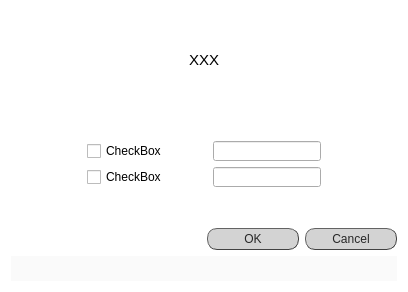
Above: src/gui/ui/prompt_ok_cancel_checkbox.ui from jsanchez679/morphoHeart_rev before the change. Below: the same form after it.
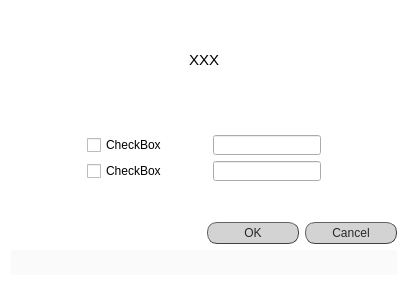
That is the form after the change.

Patch:
```diff
--- a/src/gui/ui/prompt_ok_cancel_checkbox.ui
+++ b/src/gui/ui/prompt_ok_cancel_checkbox.ui
@@ -7,7 +7,7 @@
     <x>0</x>
     <y>0</y>
     <width>408</width>
-    <height>292</height>
+    <height>286</height>
    </rect>
   </property>
   <property name="windowTitle">
```
